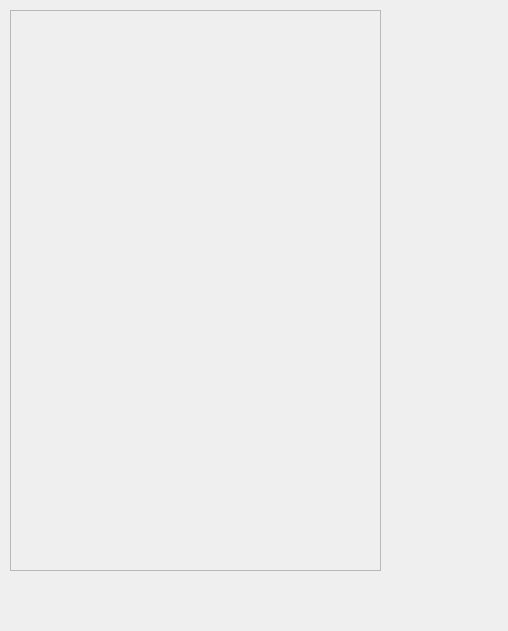
First picture: the form in StoreManage/ui/preview_bar/previewBar.ui, repository Reason-Wang/se_project, before the edit.
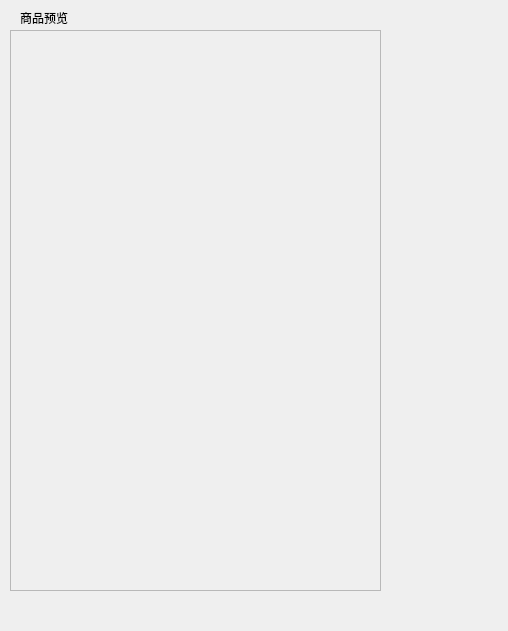
Second picture: the form after the edit.

Patch:
```diff
--- a/StoreManage/ui/preview_bar/previewBar.ui
+++ b/StoreManage/ui/preview_bar/previewBar.ui
@@ -17,7 +17,7 @@
    <property name="geometry">
     <rect>
      <x>10</x>
-     <y>10</y>
+     <y>30</y>
      <width>371</width>
      <height>561</height>
     </rect>
@@ -42,6 +42,19 @@
     </property>
    </widget>
   </widget>
+  <widget class="QLabel" name="label">
+   <property name="geometry">
+    <rect>
+     <x>20</x>
+     <y>10</y>
+     <width>72</width>
+     <height>15</height>
+    </rect>
+   </property>
+   <property name="text">
+    <string>商品预览</string>
+   </property>
+  </widget>
  </widget>
  <resources/>
  <connections/>
```
